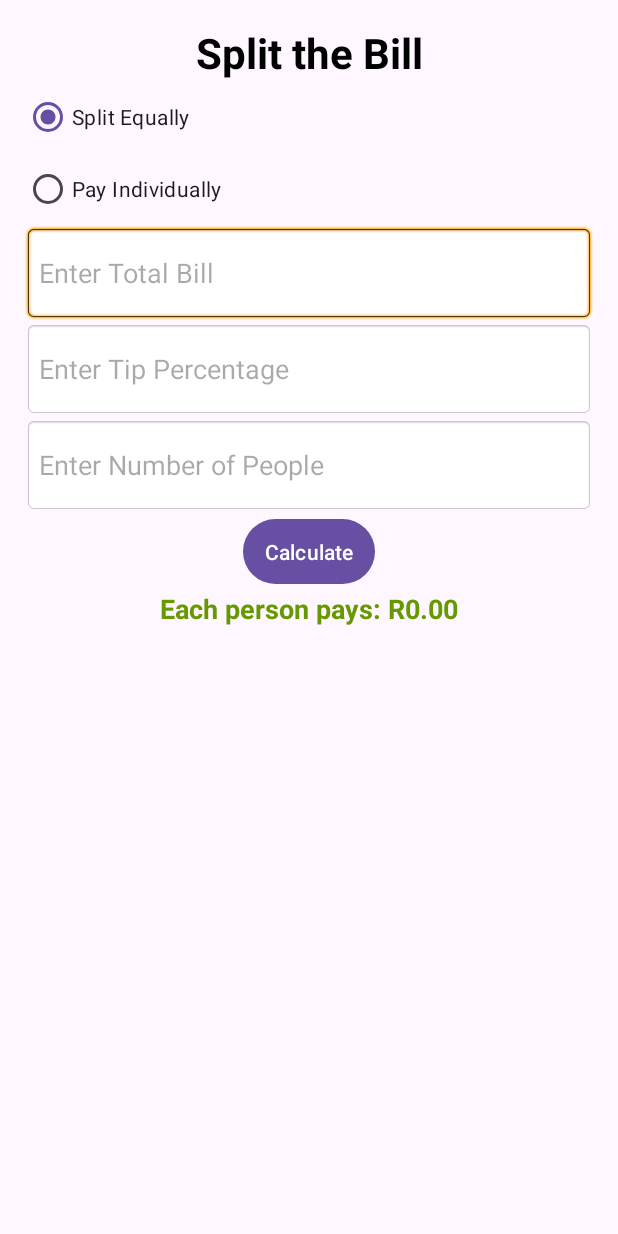
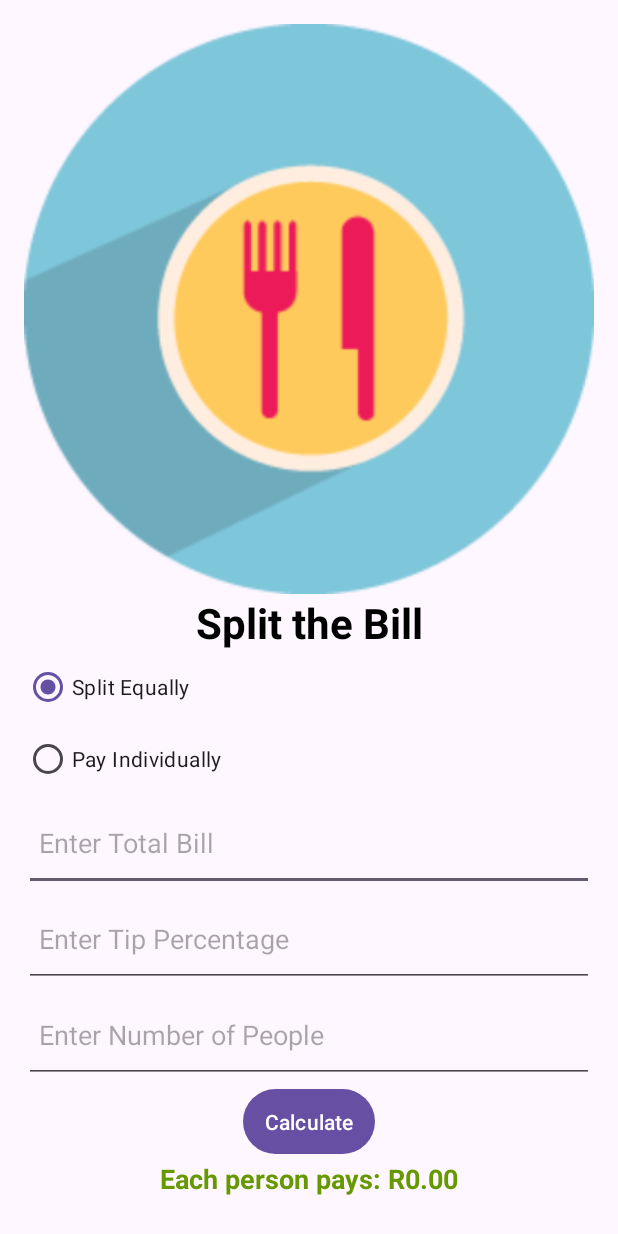
Before and after one commit to DiancaJadeNaidu/SplitTheBill, an Android app: the screen it shows after launch (MainActivity), on a phone screen of 412 x 824 dp. Run offline under Robolectric (Android 15) with nearby library versions, the phone set to English and light mode, and no system bars.

```diff
--- a/app/src/main/res/layout/activity_main.xml
+++ b/app/src/main/res/layout/activity_main.xml
@@ -2,11 +2,20 @@
 <androidx.constraintlayout.widget.ConstraintLayout xmlns:android="http://schemas.android.com/apk/res/android"
     xmlns:app="http://schemas.android.com/apk/res-auto"
     xmlns:tools="http://schemas.android.com/tools"
-    android:id="@+id/main"
     android:layout_width="match_parent"
     android:layout_height="match_parent"
     android:padding="16dp"
     tools:context=".MainActivity">
+
+    <ImageView
+        android:id="@+id/imageView"
+        android:layout_width="match_parent"
+        android:layout_height="wrap_content"
+        android:src="@drawable/catering_food_dinner_20584"
+        android:adjustViewBounds="true"
+        app:layout_constraintEnd_toEndOf="parent"
+        app:layout_constraintStart_toStartOf="parent"
+        app:layout_constraintTop_toTopOf="parent" />
 
     <TextView
         android:id="@+id/titleText"
@@ -16,7 +25,7 @@
         android:textSize="28sp"
         android:textStyle="bold"
         android:textColor="@android:color/black"
-        app:layout_constraintTop_toTopOf="parent"
+        app:layout_constraintTop_toBottomOf="@id/imageView"
         app:layout_constraintStart_toStartOf="parent"
         app:layout_constraintEnd_toEndOf="parent" />
 
@@ -46,7 +55,6 @@
         android:id="@+id/totalBillInput"
         android:layout_width="0dp"
         android:layout_height="64dp"
-        android:background="@android:drawable/editbox_background"
         android:hint="Enter Total Bill"
         android:inputType="numberDecimal"
         android:padding="10dp"
@@ -58,7 +66,6 @@
         android:id="@+id/tipPercentageInput"
         android:layout_width="0dp"
         android:layout_height="64dp"
-        android:background="@android:drawable/editbox_background"
         android:hint="Enter Tip Percentage"
         android:inputType="numberDecimal"
         android:padding="10dp"
@@ -70,7 +77,6 @@
         android:id="@+id/numPeopleInput"
         android:layout_width="0dp"
         android:layout_height="64dp"
-        android:background="@android:drawable/editbox_background"
         android:hint="Enter Number of People"
         android:inputType="number"
         android:padding="10dp"
```
Also changed, not shown: app/src/main/java/com/dianca/splitthebill/MainActivity.kt (+5 -5 lines), app/src/main/res/drawable/catering_food_dinner_20584.png (added).
